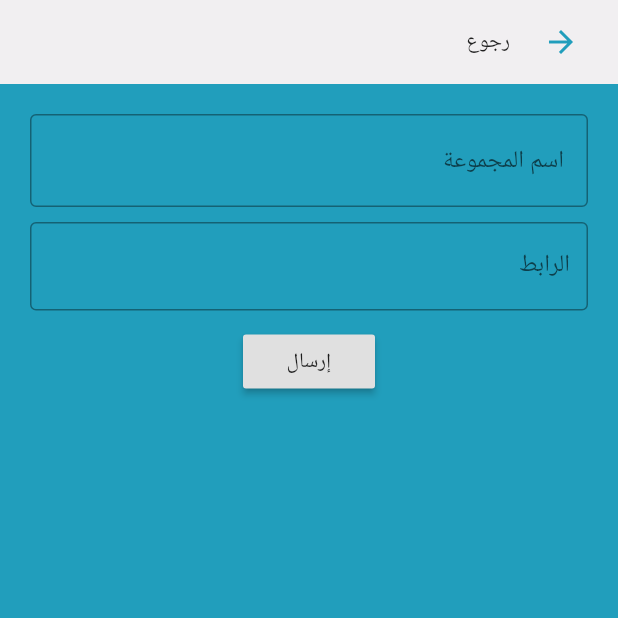
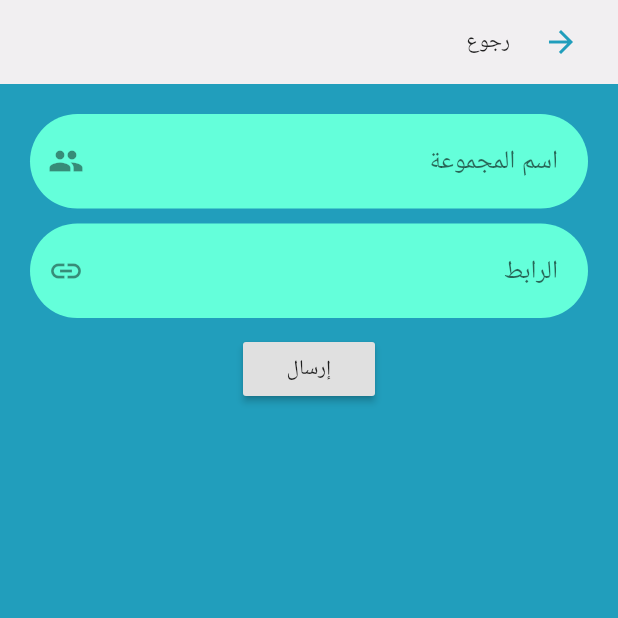
Before and after one commit to zinon-software/kinglink-flutter, a Flutter app: the PostPage screen opened directly, on a phone screen of 412 x 824 dp, the top half of it. Run offline on Flutter 3.47's test engine with Material 2 defaults, Android fonts, the phone set to English and light mode, and no system bars; our stand-ins replace google_fonts; network calls fail; Roboto replaces fonts that are missing (Almarai).

Commit message:
updit ui page post_Body

```diff
--- a/lib/widgets/post/Post_Body.dart
+++ b/lib/widgets/post/Post_Body.dart
@@ -30,26 +30,42 @@ class _PostBodyState extends State<PostBody> {
       child: SingleChildScrollView(
         child: Column(
           children: [
-            TextField(
-              decoration: InputDecoration(
-                border: OutlineInputBorder(),
-                hintText: ' اسم المجموعة',
+            Container(
+              decoration: BoxDecoration(
+                color: Colors.tealAccent,
+                borderRadius: BorderRadius.circular(32),
               ),
-              controller: nameController,
+              child: TextField(
+                decoration: InputDecoration(
+                  hintStyle: TextStyle(fontSize: 17),
+                  hintText: 'اسم المجموعة',
+                  suffixIcon: Icon(Icons.people),
+                  border: InputBorder.none,
+                  contentPadding: EdgeInsets.all(20),
+                ),
+                controller: nameController,
+              ),
             ),
             SizedBox(height: 10),
-            TextField(
-              decoration: InputDecoration(
-                border: OutlineInputBorder(),
-                labelText: 'الرابط',
+            Container(
+              decoration: BoxDecoration(
+                color: Colors.tealAccent,
+                borderRadius: BorderRadius.circular(32),
               ),
-              controller: linkController,
+              child: TextField(
+                decoration: InputDecoration(
+                  hintStyle: TextStyle(fontSize: 17),
+                  hintText: 'الرابط',
+                  suffixIcon: Icon(Icons.link),
+                  border: InputBorder.none,
+                  contentPadding: EdgeInsets.all(20),
+                ),
+                controller: linkController,
+              ),
             ),
             SizedBox(height: 10),
             RaisedButton(
               onPressed: () async {
-
-
                 String name = nameController.text;
                 String link = linkController.text;
 
@@ -57,7 +73,6 @@ class _PostBodyState extends State<PostBody> {
                 linkController.clear();
 
                 GroupsModel data = await fetchApi.sendGroup(name, link);
-
 
                 setState(() {
                   groupModel = data;
```
